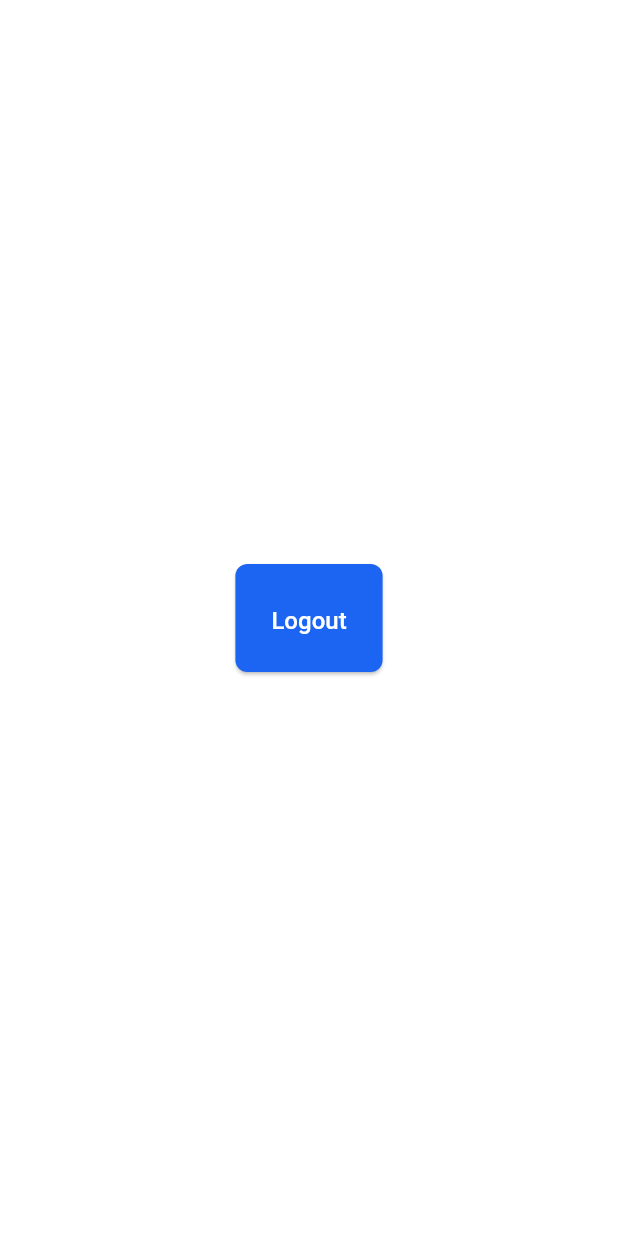
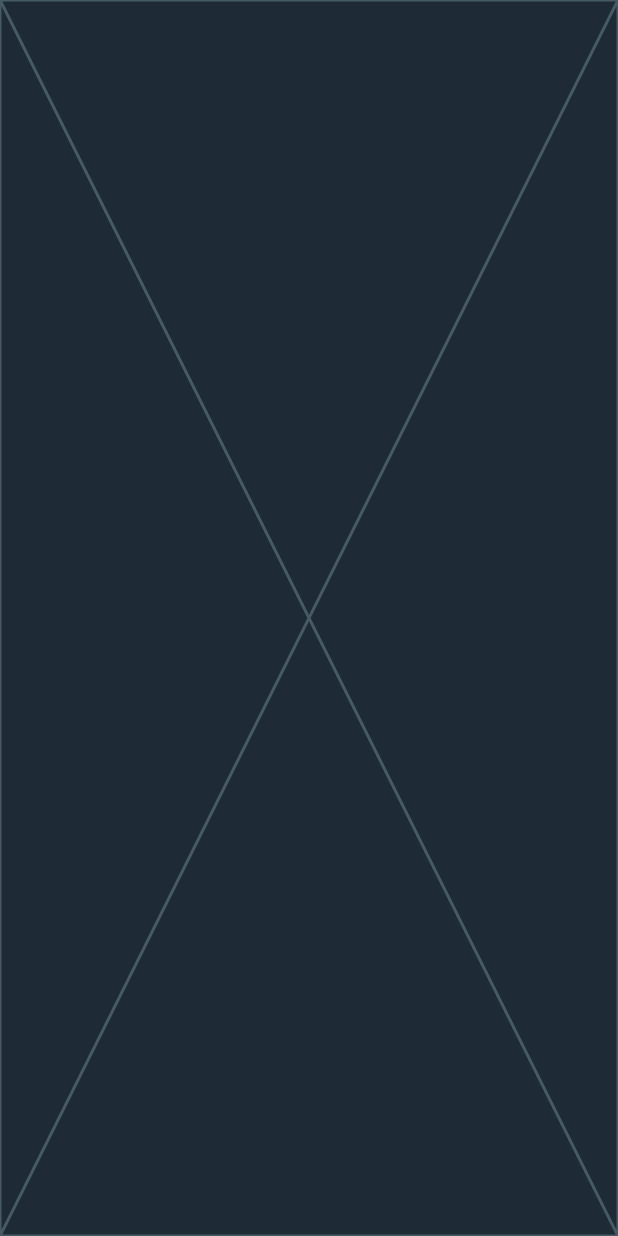
Before and after one commit to romarmph/u-traffic-admin, a Flutter app: the screen it shows once a user with an empty profile is signed in, on a phone screen of 412 x 824 dp. Run offline on Flutter 3.47's test engine with Material 2 defaults, Android fonts, the phone set to English and light mode, and no system bars; our stand-ins replace cloud_firestore, email_validator, firebase_auth, firebase_core, flutter_riverpod, google_fonts and 1 more; accounts and stored records are empty; statements that could not run were skipped.

Commit message:
Create theme toggle button
Set default theme mode to dark

```diff
--- a/lib/config/exports/exports.dart
+++ b/lib/config/exports/exports.dart
@@ -23,6 +23,7 @@ export 'package:quickalert/quickalert.dart';
 
 // Commons
 export 'package:u_traffic_admin/views/common/alert_dialogs.dart';
+export 'package:u_traffic_admin/views/common/theme_toggle.dart';
 
 // Auth
 export 'package:u_traffic_admin/views/auth/login_page.dart';
@@ -50,6 +51,7 @@ export 'package:u_traffic_admin/config/theme/components/elevated_button.dart';
 export 'package:u_traffic_admin/config/theme/components/fab.dart';
 export 'package:u_traffic_admin/config/theme/components/input_decoration.dart';
 export 'package:u_traffic_admin/config/theme/components/text_button.dart';
+export 'package:u_traffic_admin/config/theme/components/outlined_button.dart';
 
 /**
  *
@@ -63,6 +65,9 @@ export 'package:u_traffic_admin/riverpod/database/database_providers.dart';
 // Auth
 export 'package:u_traffic_admin/riverpod/auth/auth_provider.dart';
 export 'package:u_traffic_admin/riverpod/auth/form_controller.dart';
+
+// Theme
+export 'package:u_traffic_admin/riverpod/theme/theme_mode_provider.dart';
 
 /**
  *
--- /dev/null
+++ b/lib/config/theme/data/dark_theme.dart
@@ -0,0 +1,17 @@
+import 'package:flutter/material.dart';
+import 'package:u_traffic_admin/config/exports/exports.dart';
+
+final darkTheme = ThemeData(
+  colorScheme: ColorScheme.fromSeed(
+    seedColor: UColors.blue600,
+  ),
+  useMaterial3: true,
+  fontFamily: GoogleFonts.inter().fontFamily,
+  elevatedButtonTheme: elevatedButtonTheme,
+  inputDecorationTheme: inputDecorationTheme,
+  textButtonTheme: textButtonTheme,
+  floatingActionButtonTheme: fabTheme,
+  appBarTheme: appBarTheme,
+  outlinedButtonTheme: outlinedButtonTheme,
+  scaffoldBackgroundColor: UColors.gray800,
+);
--- /dev/null
+++ b/lib/config/theme/data/light_theme.dart
@@ -0,0 +1,17 @@
+import 'package:flutter/material.dart';
+import 'package:u_traffic_admin/config/exports/exports.dart';
+
+final lightTheme = ThemeData(
+  colorScheme: ColorScheme.fromSeed(
+    seedColor: UColors.blue600,
+  ),
+  useMaterial3: true,
+  fontFamily: GoogleFonts.inter().fontFamily,
+  elevatedButtonTheme: elevatedButtonTheme,
+  inputDecorationTheme: inputDecorationTheme,
+  textButtonTheme: textButtonTheme,
+  floatingActionButtonTheme: fabTheme,
+  appBarTheme: appBarTheme,
+  outlinedButtonTheme: outlinedButtonTheme,
+  scaffoldBackgroundColor: UColors.white,
+);
--- a/lib/main.dart
+++ b/lib/main.dart
@@ -1,4 +1,6 @@
 import 'package:flutter/material.dart';
+import 'package:u_traffic_admin/config/theme/data/dark_theme.dart';
+import 'package:u_traffic_admin/config/theme/data/light_theme.dart';
 import 'config/exports/exports.dart';
 
 import 'firebase_options.dart';
@@ -15,41 +17,19 @@ void main() async {
   );
 }
 
-class UTrafficAdmin extends StatelessWidget {
+class UTrafficAdmin extends ConsumerWidget {
   const UTrafficAdmin({super.key});
 
   @override
-  Widget build(BuildContext context) {
+  Widget build(BuildContext context, WidgetRef ref) {
+    final themeMode = ref.watch(themeModeProvider);
     return MaterialApp(
       navigatorKey: navigatorKey,
       debugShowCheckedModeBanner: false,
       title: "U-Traffic Admin",
-      theme: ThemeData(
-        colorScheme: ColorScheme.fromSeed(
-          seedColor: UColors.blue600,
-        ),
-        useMaterial3: true,
-        fontFamily: GoogleFonts.inter().fontFamily,
-        elevatedButtonTheme: elevatedButtonTheme,
-        inputDecorationTheme: inputDecorationTheme,
-        textButtonTheme: textButtonTheme,
-        floatingActionButtonTheme: fabTheme,
-        appBarTheme: appBarTheme,
-        outlinedButtonTheme: OutlinedButtonThemeData(
-          style: OutlinedButton.styleFrom(
-            textStyle: const UTextStyle().textbasefontmedium,
-            side: const BorderSide(
-              color: UColors.blue500,
-              width: 1.5,
-            ),
-            foregroundColor: UColors.blue500,
-            shape: RoundedRectangleBorder(
-              borderRadius: BorderRadius.circular(8),
-            ),
-          ),
-        ),
-        scaffoldBackgroundColor: UColors.white,
-      ),
+      themeMode: themeMode,
+      darkTheme: darkTheme,
+      theme: lightTheme,
       initialRoute: Routes.home,
       routes: {
         Routes.home: (context) => const Wrapper(),
--- /dev/null
+++ b/lib/riverpod/theme/theme_mode_provider.dart
@@ -0,0 +1,9 @@
+import 'package:flutter/material.dart';
+import 'package:u_traffic_admin/config/exports/exports.dart';
+
+final isDarkModeProvider = StateProvider<bool>((ref) => true);
+
+final themeModeProvider = Provider<ThemeMode>((ref) {
+  final isDarkMode = ref.watch(isDarkModeProvider);
+  return isDarkMode ? ThemeMode.dark : ThemeMode.light;
+});
--- a/lib/views/home/home_page.dart
+++ b/lib/views/home/home_page.dart
@@ -1,20 +1,13 @@
 import 'package:flutter/material.dart';
 import 'package:u_traffic_admin/config/exports/exports.dart';
 
-class HomePage extends StatelessWidget {
-  const HomePage({super.key});
+class HomePage extends ConsumerWidget {
+  const HomePage({Key? key}) : super(key: key);
 
   @override
-  Widget build(BuildContext context) {
+  Widget build(BuildContext context, WidgetRef ref) {
     return Scaffold(
-      body: Center(
-        child: ElevatedButton(
-          onPressed: () {
-            FirebaseAuth.instance.signOut();
-          },
-          child: const Text('Logout'),
-        ),
-      ),
+      body: Placeholder(),
     );
   }
 }
```
Also changed, not shown: lib/config/theme/components/outlined_button.dart (added, +16 -0 lines), lib/views/common/theme_toggle.dart (added, +25 -0 lines).
